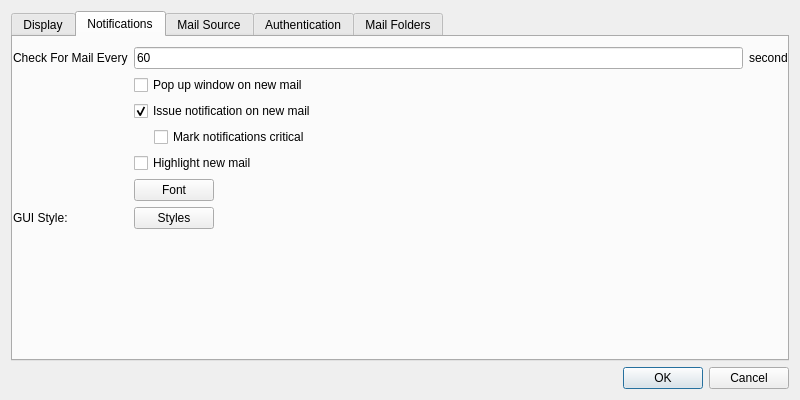
Old version of the form prefs.ui in the repository hardaker/qmailcheck.
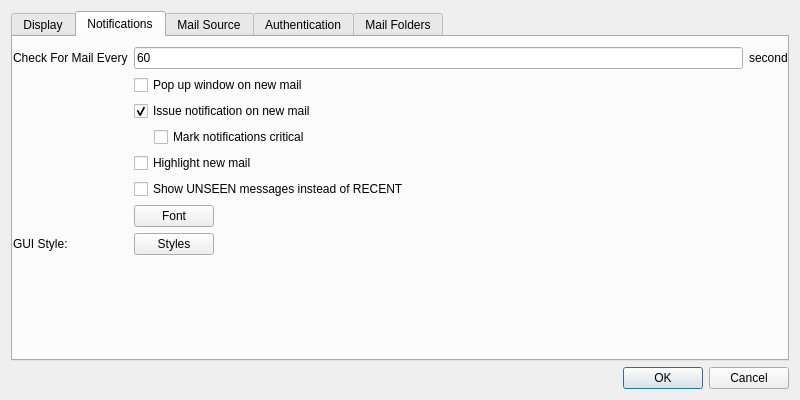
New version of the form. The open tabs and pages were chosen to show the change.

Commit message: enable searching for unseen and use better fetching of headers

```diff
--- a/prefs.ui
+++ b/prefs.ui
@@ -169,27 +169,34 @@
           </property>
          </widget>
         </item>
-        <item row="6" column="1">
+        <item row="7" column="1">
          <widget class="QPushButton" name="fontSelectButton">
           <property name="text">
            <string>Font</string>
           </property>
          </widget>
         </item>
-        <item row="7" column="0">
+        <item row="8" column="0">
          <widget class="QLabel" name="label_3">
           <property name="text">
            <string>GUI Style:</string>
           </property>
          </widget>
         </item>
-        <item row="7" column="1">
+        <item row="8" column="1">
          <widget class="QPushButton" name="styles">
           <property name="text">
            <string>Styles</string>
           </property>
          </widget>
         </item>
+        <item row="6" column="1">
+         <widget class="QCheckBox" name="useUnseen">
+          <property name="text">
+           <string>Show UNSEEN messages instead of RECENT</string>
+          </property>
+         </widget>
+        </item>
        </layout>
       </widget>
      </widget>
```
Left out of the diff: 4 changed lines with no effect on the pictures. The commit also changes 4 other files.
